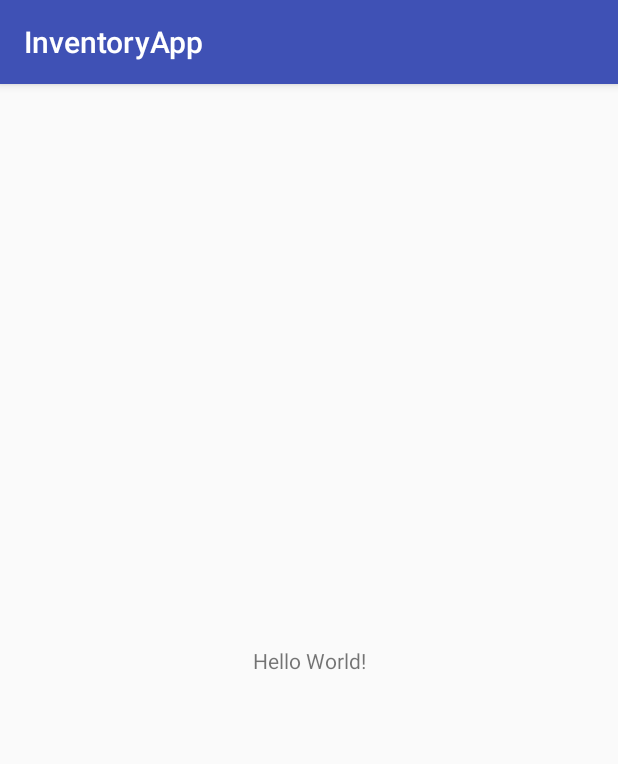
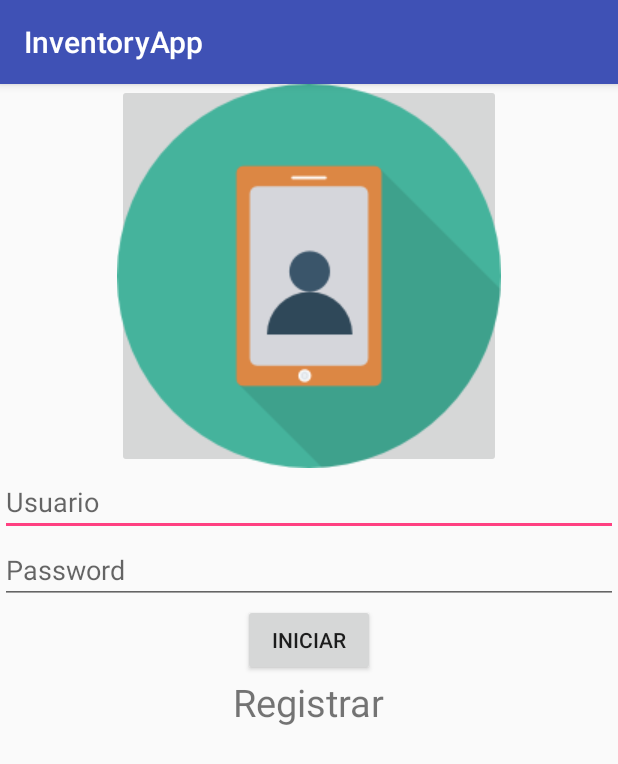
Before and after one commit to IngMachine/InventoryApp, an Android app: the screen it shows after launch (MainActivity), on a phone screen of 412 x 824 dp. Shown: the top 764 px of the screen. Run offline under Robolectric (Android 15) with nearby library versions, the phone set to English and light mode, and no system bars.

Commit message:
registro de usuario

```diff
--- a/app/build.gradle
+++ b/app/build.gradle
@@ -25,4 +25,5 @@ dependencies {
     testImplementation 'junit:junit:4.12'
     androidTestImplementation 'com.android.support.test:runner:1.0.2'
     androidTestImplementation 'com.android.support.test.espresso:espresso-core:3.0.2'
+    compile 'com.android.volley:volley:1.0.0'
 }
--- a/app/src/main/AndroidManifest.xml
+++ b/app/src/main/AndroidManifest.xml
@@ -1,7 +1,7 @@
 <?xml version="1.0" encoding="utf-8"?>
 <manifest xmlns:android="http://schemas.android.com/apk/res/android"
     package="com.example.fredy.inventoryapp">
-
+    <uses-permission android:name="android.permission.INTERNET"></uses-permission>
     <application
         android:allowBackup="true"
         android:icon="@mipmap/ic_launcher"
@@ -16,6 +16,8 @@
                 <category android:name="android.intent.category.LAUNCHER" />
             </intent-filter>
         </activity>
+        <activity android:name=".Registro" />
+        <activity android:name=".Usuario"></activity>
     </application>
 
 </manifest>
--- a/app/src/main/java/com/example/fredy/inventoryapp/MainActivity.java
+++ b/app/src/main/java/com/example/fredy/inventoryapp/MainActivity.java
@@ -1,13 +1,24 @@
 package com.example.fredy.inventoryapp;
 
+import android.content.Intent;
 import android.support.v7.app.AppCompatActivity;
 import android.os.Bundle;
+import android.view.View;
+import android.widget.TextView;
 
 public class MainActivity extends AppCompatActivity {
-
+    TextView tv_registrar;
     @Override
     protected void onCreate(Bundle savedInstanceState) {
         super.onCreate(savedInstanceState);
         setContentView(R.layout.activity_main);
+        tv_registrar = findViewById(R.id.tv_registrar);
+        tv_registrar.setOnClickListener(new View.OnClickListener() {
+            @Override
+            public void onClick(View view) {
+                Intent intentRegistro = new Intent(MainActivity.this,Registro.class);
+                MainActivity.this.startActivity(intentRegistro);
+            }
+        });
     }
 }
--- a/app/src/main/res/layout/activity_main.xml
+++ b/app/src/main/res/layout/activity_main.xml
@@ -1,18 +1,45 @@
 <?xml version="1.0" encoding="utf-8"?>
-<android.support.constraint.ConstraintLayout xmlns:android="http://schemas.android.com/apk/res/android"
+<LinearLayout
+    xmlns:android="http://schemas.android.com/apk/res/android"
     xmlns:app="http://schemas.android.com/apk/res-auto"
     xmlns:tools="http://schemas.android.com/tools"
     android:layout_width="match_parent"
     android:layout_height="match_parent"
+    android:orientation="vertical"
     tools:context=".MainActivity">
 
-    <TextView
+    <ImageButton
+        android:layout_width="256dp"
+        android:layout_height="256dp"
+        android:layout_gravity="center"
+        android:src="@drawable/telefono"
+        />
+    <EditText
+        android:id="@+id/TV_usuario"
+        android:layout_width="match_parent"
+        android:layout_height="wrap_content"
+        android:hint="@string/usuario"
+        android:inputType="text"/>
+    <EditText
+        android:id="@+id/TV_password"
+        android:layout_width="match_parent"
+        android:layout_height="wrap_content"
+        android:hint="@string/password"
+        android:inputType="textPassword"/>
+    <Button
+        android:id="@+id/Btn_iniciar"
         android:layout_width="wrap_content"
         android:layout_height="wrap_content"
-        android:text="Hello World!"
-        app:layout_constraintBottom_toBottomOf="parent"
-        app:layout_constraintLeft_toLeftOf="parent"
-        app:layout_constraintRight_toRightOf="parent"
-        app:layout_constraintTop_toTopOf="parent" />
+        android:layout_gravity="center"
+        android:text="@string/iniciar"
+        />
 
-</android.support.constraint.ConstraintLayout>
+    <TextView
+        android:id="@+id/tv_registrar"
+        android:layout_width="wrap_content"
+        android:layout_height="wrap_content"
+        android:layout_gravity="center"
+        android:text="@string/registrar"
+        android:textSize="25sp" />
+
+</LinearLayout>
--- a/app/src/main/res/values/strings.xml
+++ b/app/src/main/res/values/strings.xml
@@ -1,3 +1,12 @@
 <resources>
     <string name="app_name">InventoryApp</string>
+    <string name="usuario">Usuario</string>
+    <string name="password">Password</string>
+    <string name="iniciar">Iniciar</string>
+    <string name="registrar">Registrar</string>
+    <string name="registro_de_usuario">Registro de Usuario</string>
+    <string name="nombre">Nombre</string>
+    <string name="email">Email</string>
+    <string name="edad">Edad</string>
+    <string name="nombre_p">Nombre:</string>
 </resources>
```
Also changed, not shown: app/src/main/java/com/example/fredy/inventoryapp/RegisterRequest.java (added, +26 -0 lines), app/src/main/java/com/example/fredy/inventoryapp/Registro.java (added, +72 -0 lines), app/src/main/java/com/example/fredy/inventoryapp/Usuario.java (added, +13 -0 lines), app/src/main/res/layout/activity_registro.xml (added, +53 -0 lines), app/src/main/res/layout/activity_usuario.xml (added, +80 -0 lines), app/src/main/res/drawable/telefono.png (added).
